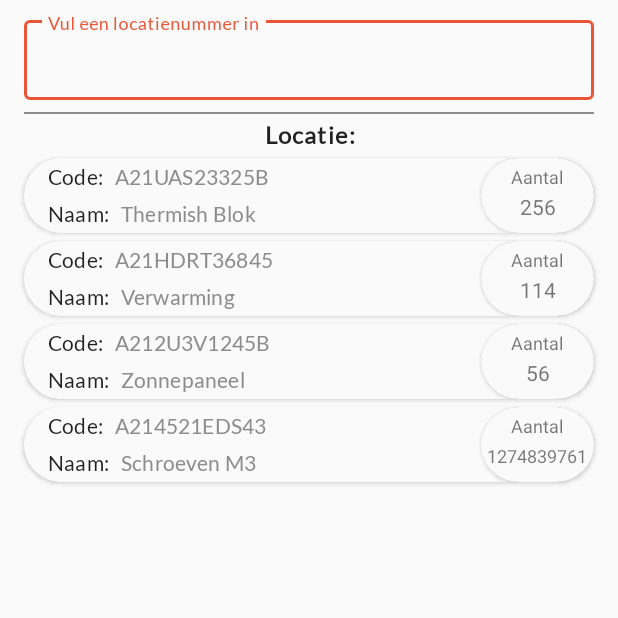
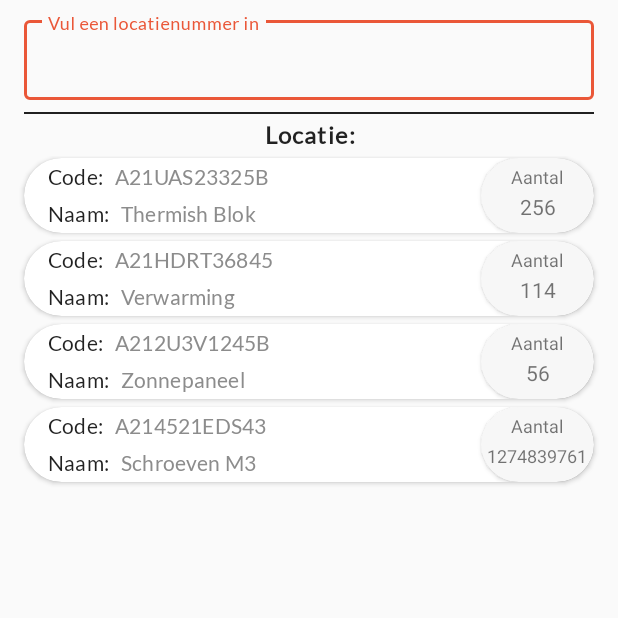
Before and after one commit to BramTeurlings/GraduationProject2020, an Android app: the LocationInfoActivity screen opened directly, with no data from a screen before it, on a phone screen of 412 x 824 dp, the top half of it. Run offline under Robolectric (Android 15) with nearby library versions, the phone set to English and light mode, and no system bars; our stand-ins replace Dagger/Hilt's generated code.

Commit message:
-Bug found: Login task does periodically freeze UI thread. -Continuing on product info/location page design. -Background color fixes

```diff
--- a/app/src/main/res/layout/combined_info_and_location_page.xml
+++ b/app/src/main/res/layout/combined_info_and_location_page.xml
@@ -3,6 +3,7 @@
     xmlns:app="http://schemas.android.com/apk/res-auto"
     xmlns:tools="http://schemas.android.com/tools"
     android:id="@+id/combined_info_and_location_contraint"
+    android:background="@color/colorBackground"
     android:layout_width="match_parent"
     android:layout_height="match_parent"
     android:orientation="vertical">
@@ -33,7 +34,7 @@
         android:layout_marginStart="@dimen/grid_2"
         android:layout_marginTop="@dimen/grid_1"
         android:layout_marginEnd="@dimen/grid_2"
-        android:background="@color/colorViewElement"
+        android:background="@color/colorTextDark"
         app:layout_constraintEnd_toEndOf="parent"
         app:layout_constraintStart_toStartOf="parent"
         app:layout_constraintTop_toBottomOf="@+id/combined_info_textInputLayout">
--- a/app/src/main/res/layout/location_info_page.xml
+++ b/app/src/main/res/layout/location_info_page.xml
@@ -3,6 +3,7 @@
     xmlns:app="http://schemas.android.com/apk/res-auto"
     xmlns:tools="http://schemas.android.com/tools"
     android:id="@+id/linearLayout"
+    android:background="@color/colorBackground"
     android:layout_width="match_parent"
     android:layout_height="match_parent">
 
@@ -33,7 +34,7 @@
         android:layout_marginStart="@dimen/grid_2"
         android:layout_marginTop="@dimen/grid_1"
         android:layout_marginEnd="@dimen/grid_2"
-        android:background="@color/colorViewElement"
+        android:background="@color/colorTextDark"
         app:layout_constraintEnd_toEndOf="parent"
         app:layout_constraintStart_toStartOf="parent"
         app:layout_constraintTop_toBottomOf="@+id/location_info_textInputLayout">
--- a/app/src/main/res/layout/login_page.xml
+++ b/app/src/main/res/layout/login_page.xml
@@ -3,6 +3,7 @@
     xmlns:app="http://schemas.android.com/apk/res-auto"
     android:id="@+id/loginConstraintLayout"
     android:layout_width="match_parent"
+    android:background="@color/colorBackground"
     android:layout_height="match_parent">
 
     <com.google.android.material.textview.MaterialTextView
@@ -58,7 +59,7 @@
                 <com.google.android.material.textfield.TextInputEditText
                     android:layout_width="match_parent"
                     android:layout_height="wrap_content"
-                    android:maxLines="1"/>
+                    android:maxLines="1" />
 
             </com.google.android.material.textfield.TextInputLayout>
 
--- a/app/src/main/res/layout/main_menu_page.xml
+++ b/app/src/main/res/layout/main_menu_page.xml
@@ -3,6 +3,7 @@
     xmlns:app="http://schemas.android.com/apk/res-auto"
     xmlns:tools="http://schemas.android.com/tools"
     android:id="@+id/constraintLayout"
+    android:background="@color/colorBackground"
     android:layout_width="match_parent"
     android:layout_height="match_parent">
 
--- a/app/src/main/res/values/colors.xml
+++ b/app/src/main/res/values/colors.xml
@@ -3,7 +3,7 @@
     <color name="colorPrimary">#ea5738</color>
     <color name="colorPrimaryDark">#182B49</color>
     <color name="colorAccent">#ea5738</color>
-    <color name="colorViewElement">#8C8C8C</color>
+    <color name="colorViewElement">#f7f7f7</color>
     <color name="colorText">#8C8C8C</color>
     <color name="colorTextDark">#de000000</color>
     <color name="colorTextDeepDark">#000000</color>
--- a/app/src/main/res/values/styles.xml
+++ b/app/src/main/res/values/styles.xml
@@ -6,7 +6,7 @@
         <item name="colorPrimary">@color/colorPrimary</item>
         <item name="colorPrimaryDark">@color/colorPrimaryDark</item>
         <item name="colorAccent">@color/colorAccent</item>
-        <item name="android:background">@color/colorBackground</item>
+<!--        <item name="android:background">@color/colorBackground</item>-->
 
         <item name="textAppearanceHeadline3">@style/TextAppearance.AppTheme.h3</item>
         <item name="textAppearanceHeadline4">@style/TextAppearance.AppTheme.h4</item>
```
